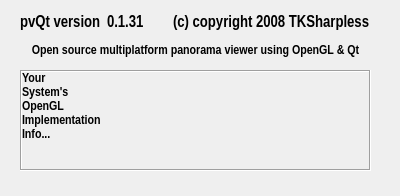
Old version of the form ui/About.ui in the repository lazarus-pkgs/panini.
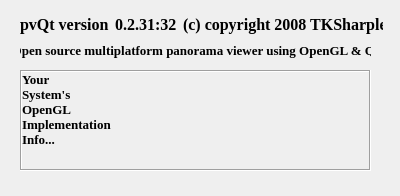
New version of the form.

```diff
--- a/ui/About.ui
+++ b/ui/About.ui
@@ -26,7 +26,7 @@
    </property>
    <property name="font" >
     <font>
-     <family>Arial Narrow</family>
+     <family>Times</family>
      <pointsize>10</pointsize>
      <weight>75</weight>
      <bold>true</bold>
@@ -69,7 +69,7 @@
    </property>
    <property name="font" >
     <font>
-     <family>Arial Narrow</family>
+     <family>Times</family>
      <pointsize>10</pointsize>
      <weight>75</weight>
      <bold>true</bold>
@@ -87,8 +87,8 @@
     <rect>
      <x>20</x>
      <y>10</y>
-     <width>350</width>
-     <height>26</height>
+     <width>363</width>
+     <height>28</height>
     </rect>
    </property>
    <layout class="QHBoxLayout" name="horizontalLayout" >
@@ -96,7 +96,7 @@
      <widget class="QLabel" name="label" >
       <property name="font" >
        <font>
-        <family>Arial Narrow</family>
+        <family>Times</family>
         <pointsize>12</pointsize>
         <weight>75</weight>
         <bold>true</bold>
@@ -111,14 +111,14 @@
      <widget class="QLabel" name="VersionLabel" >
       <property name="font" >
        <font>
-        <family>Arial Narrow</family>
+        <family>Times</family>
         <pointsize>12</pointsize>
         <weight>75</weight>
         <bold>true</bold>
        </font>
       </property>
       <property name="text" >
-       <string>0.1.31</string>
+       <string>0.2.31:32</string>
       </property>
      </widget>
     </item>
@@ -126,7 +126,7 @@
      <widget class="QLabel" name="label_2" >
       <property name="font" >
        <font>
-        <family>Arial Narrow</family>
+        <family>Times</family>
         <pointsize>12</pointsize>
         <weight>75</weight>
         <bold>true</bold>
```
